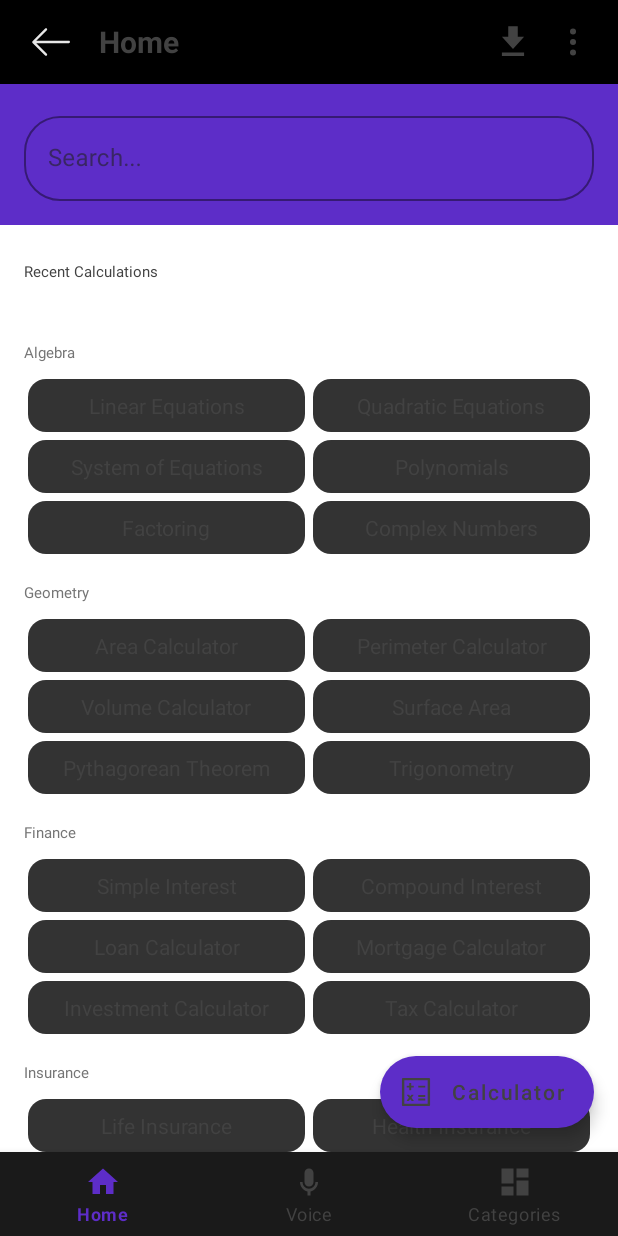
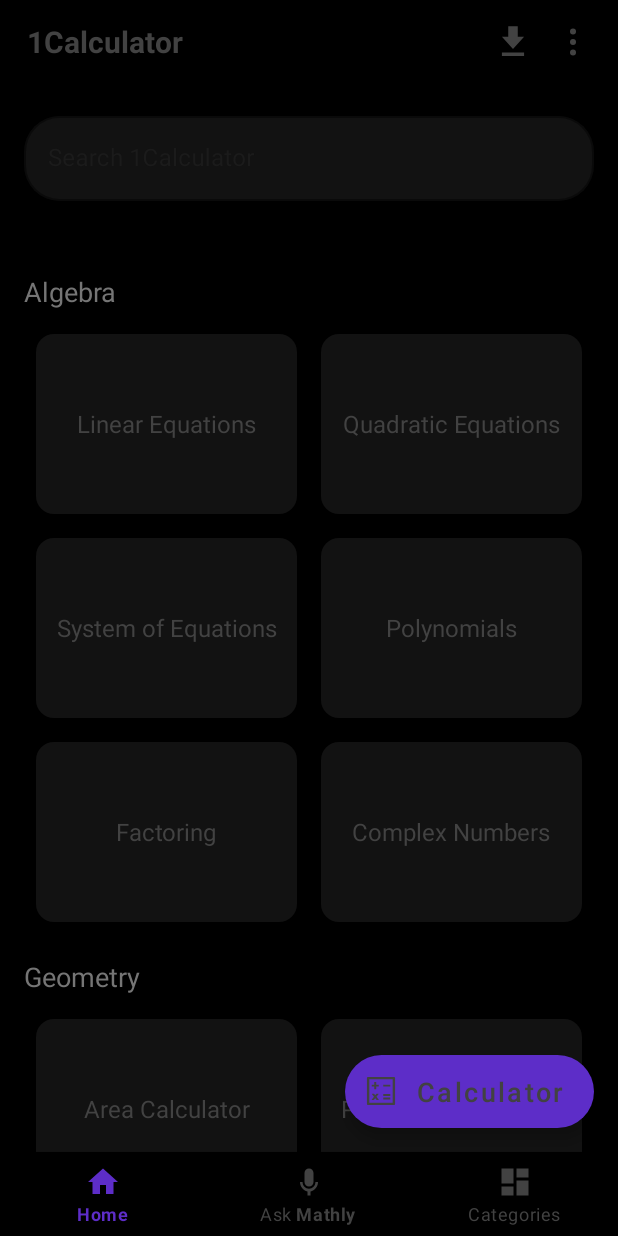
Before and after one commit to shaadowapp/1calculator, an Android app: the HomeFragment screen opened directly, with no data from a screen before it, on a phone screen of 412 x 824 dp. Run offline under Robolectric (Android 15) with nearby library versions, the phone set to English and light mode, and no system bars.

Commit message:
new material UI

```diff
--- a/app/src/main/java/com/shaadow/onecalculator/HomeActivity.kt
+++ b/app/src/main/java/com/shaadow/onecalculator/HomeActivity.kt
@@ -35,9 +35,6 @@
             }
         })
 
-        // Back button
-            findViewById<ImageButton>(R.id.btn_back).setOnClickListener { finish() }
-
             // Hot Apps button
             findViewById<ImageButton>(R.id.btn_hot_apps).setOnClickListener {
                 Toast.makeText(this, "Hot Apps", Toast.LENGTH_SHORT).show()
--- a/app/src/main/java/com/shaadow/onecalculator/HomeFragment.kt
+++ b/app/src/main/java/com/shaadow/onecalculator/HomeFragment.kt
@@ -27,9 +27,7 @@
     private var _binding: FragmentHomeBinding? = null
     private val binding get() = _binding!!
 
-    private lateinit var recentHistoryAdapter: RecentHistoryAdapter
     private lateinit var searchAdapter: SearchResultsAdapter
-    private val recentHistory = mutableListOf<HistoryEntity>()
     private val allHistory = mutableListOf<HistoryEntity>()
     private val searchResults = mutableListOf<SearchResultSection>()
 
@@ -48,19 +46,11 @@
         setupAdapters()
         setupRecyclerViews()
         setupSearchBar()
-        loadHistory()
         setupCategoryButtons()
+        setupFAB()
     }
 
     private fun setupAdapters() {
-        // Setup recent history adapter
-        recentHistoryAdapter = RecentHistoryAdapter { historyEntity ->
-            val intent = Intent(requireContext(), MainActivity::class.java)
-            intent.putExtra("expression", historyEntity.expression)
-            intent.putExtra("result", historyEntity.result)
-            startActivity(intent)
-        }
-
         // Setup search adapter
         searchAdapter = SearchResultsAdapter(searchResults) { result ->
             when (result) {
@@ -79,12 +69,6 @@
     }
 
     private fun setupRecyclerViews() {
-        // Setup recent history recycler
-        binding.recentHistoryRecycler.apply {
-            layoutManager = LinearLayoutManager(requireContext(), LinearLayoutManager.HORIZONTAL, false)
-            adapter = recentHistoryAdapter
-        }
-
         // Setup search results recycler
         binding.searchResultsRecycler.apply {
             layoutManager = LinearLayoutManager(requireContext())
@@ -107,13 +91,6 @@
 
             val categories = loadCategoriesFromJson()
 
-            // Group: Recent Calculations
-            val recent = recentHistory.filter {
-                it.expression.contains(query, true) || it.result.contains(query, true)
-            }
-            if (recent.isNotEmpty()) {
-                searchResults.add(SearchResultSection("From Recent Calculations", recent.map { SearchResult.HistoryItem(it) }))
-            }
             // Group: All History
             val history = allHistory.filter {
                 it.expression.contains(query, true) || it.result.contains(query, true)
@@ -154,26 +131,7 @@
         }
     }
 
-    private fun loadHistory() {
-        // Load history from DB
-        lifecycleScope.launch {
-            try {
-                val db = HistoryDatabase.getInstance(requireContext())
-                db.historyDao().getAllHistory().collect { all ->
-                    allHistory.clear()
-                    allHistory.addAll(all)
-                }
-                val recent = db.historyDao().getRecentHistory()
-                recentHistory.clear()
-                recentHistory.addAll(recent)
 
-                // Update recent history adapter
-                recentHistoryAdapter.submitList(recentHistory)
-            } catch (e: Exception) {
-                e.printStackTrace()
-            }
-        }
-    }
 
     private fun setupCategoryButtons() {
         val categories = loadCategoriesFromJson()
@@ -296,18 +254,24 @@
             val button = TextView(requireContext())
             button.text = buttonText
             button.setTextColor(resources.getColor(R.color.subtle_text, null))
-            button.textSize = 14f
-            button.setPadding(8, 12, 8, 12)
+            button.textSize = 16f  // Increased text size
+            button.setPadding(12, 16, 12, 16)  // Increased padding
             button.background = resources.getDrawable(R.drawable.bg_button_rounded, null)
             button.isClickable = true
             button.isFocusable = true
 
-            // Apply GridLayout specific attributes for 3-column layout
+            // Apply GridLayout specific attributes for 3-column layout with square buttons
             val params = GridLayout.LayoutParams()
             params.width = 0
-            params.height = ViewGroup.LayoutParams.WRAP_CONTENT
+            // Convert 120dp to pixels for proper square buttons
+            val heightInDp = 120
+            val heightInPx = (heightInDp * resources.displayMetrics.density).toInt()
+            params.height = heightInPx
             params.columnSpec = GridLayout.spec(GridLayout.UNDEFINED, 1f)
-            params.setMargins(4, 4, 4, 4)
+            // Convert 8dp to pixels for proper margins
+            val marginInDp = 8
+            val marginInPx = (marginInDp * resources.displayMetrics.density).toInt()
+            params.setMargins(marginInPx, marginInPx, marginInPx, marginInPx)
             button.layoutParams = params
 
             // Apply the required button attributes
@@ -324,4 +288,11 @@
             gridLayout.addView(button)
         }
     }
+
+    private fun setupFAB() {
+        binding.fabCalculator.setOnClickListener {
+            val intent = Intent(requireContext(), MainActivity::class.java)
+            startActivity(intent)
+        }
+    }
 }
--- a/app/src/main/res/drawable/bg_button_rounded.xml
+++ b/app/src/main/res/drawable/bg_button_rounded.xml
@@ -1,4 +1,4 @@
 <shape xmlns:android="http://schemas.android.com/apk/res/android">
-    <solid android:color="#333333" />
+    <solid android:color="#121212" />
     <corners android:radius="12dp" />
 </shape>
--- a/app/src/main/res/layout/fragment_categories.xml
+++ b/app/src/main/res/layout/fragment_categories.xml
@@ -2,7 +2,7 @@
 <FrameLayout xmlns:android="http://schemas.android.com/apk/res/android"
     android:layout_width="match_parent"
     android:layout_height="match_parent"
-    android:background="?attr/colorSurface">
+    android:background="#000000">
 
     <TextView
         android:layout_gravity="center"
--- a/app/src/main/res/layout/fragment_home.xml
+++ b/app/src/main/res/layout/fragment_home.xml
@@ -3,7 +3,7 @@
     xmlns:app="http://schemas.android.com/apk/res-auto"
     android:layout_width="match_parent"
     android:layout_height="match_parent"
-    android:background="?attr/colorSurface">
+    android:background="#000000">
 
     <!-- App Bar with Collapsing Toolbar -->
     <com.google.android.material.appbar.AppBarLayout
@@ -20,13 +20,22 @@
             app:contentScrim="?attr/colorPrimary"
             app:statusBarScrim="?attr/colorPrimary">
 
-            <!-- Include the search bar layout -->
-            <include
-                layout="@layout/search_bar"
+            <!-- Parent container with padding for search box -->
+            <LinearLayout
                 android:layout_width="match_parent"
                 android:layout_height="wrap_content"
-                android:layout_margin="16dp"
-                app:layout_collapseMode="pin" />
+                android:orientation="vertical"
+                android:background="#000000"
+                android:padding="16dp">
+
+                <!-- Include the search bar layout -->
+                <include
+                    layout="@layout/search_bar"
+                    android:layout_width="match_parent"
+                    android:layout_height="wrap_content"
+                    app:layout_collapseMode="pin" />
+
+            </LinearLayout>
 
         </com.google.android.material.appbar.CollapsingToolbarLayout>
 
@@ -56,35 +65,16 @@
             android:padding="16dp"
             android:paddingBottom="96dp">
 
-            <!-- Recent history section -->
-            <com.google.android.material.textview.MaterialTextView
-                android:id="@+id/recent_calculations_label"
-                android:layout_width="wrap_content"
-                android:layout_height="wrap_content"
-                android:text="Recent Calculations"
-                android:textAppearance="?attr/textAppearanceHeadlineSmall"
-                android:textColor="@color/subtle_text"
-                android:layout_marginTop="8dp"
-                android:layout_marginBottom="8dp" />
 
-            <!-- Recent history horizontal RecyclerView -->
-            <androidx.recyclerview.widget.RecyclerView
-                android:id="@+id/recent_history_recycler"
-                android:layout_width="match_parent"
-                android:layout_height="wrap_content"
-                android:orientation="horizontal"
-                android:clipToPadding="false"
-                android:paddingStart="8dp"
-                android:paddingEnd="8dp"
-                android:layout_marginBottom="16dp" />
 
             <!-- Algebra Section -->
             <com.google.android.material.textview.MaterialTextView
                 android:layout_width="wrap_content"
                 android:layout_height="wrap_content"
                 android:text="@string/algebra"
-                android:textAppearance="?attr/textAppearanceHeadlineSmall"
+                android:textAppearance="?attr/textAppearanceHeadlineMedium"
                 android:textColor="@color/category_grey"
+                android:textSize="18sp"
                 android:layout_marginTop="16dp"
                 android:layout_marginBottom="8dp" />
 
@@ -100,8 +90,9 @@
                 android:layout_width="wrap_content"
                 android:layout_height="wrap_content"
                 android:text="@string/geometry"
-                android:textAppearance="?attr/textAppearanceHeadlineSmall"
+                android:textAppearance="?attr/textAppearanceHeadlineMedium"
                 android:textColor="@color/category_grey"
+                android:textSize="18sp"
                 android:layout_marginBottom="8dp" />
 
             <GridLayout
@@ -116,8 +107,9 @@
                 android:layout_width="wrap_content"
                 android:layout_height="wrap_content"
                 android:text="@string/finance"
-                android:textAppearance="?attr/textAppearanceHeadlineSmall"
+                android:textAppearance="?attr/textAppearanceHeadlineMedium"
                 android:textColor="@color/category_grey"
+                android:textSize="18sp"
                 android:layout_marginBottom="8dp" />
 
             <GridLayout
@@ -132,8 +124,9 @@
                 android:layout_width="wrap_content"
                 android:layout_height="wrap_content"
                 android:text="Insurance"
-                android:textAppearance="?attr/textAppearanceHeadlineSmall"
+                android:textAppearance="?attr/textAppearanceHeadlineMedium"
                 android:textColor="@color/category_grey"
+                android:textSize="18sp"
                 android:layout_marginBottom="8dp" />
 
             <GridLayout
@@ -148,8 +141,9 @@
                 android:layout_width="wrap_content"
                 android:layout_height="wrap_content"
                 android:text="Health"
-                android:textAppearance="?attr/textAppearanceHeadlineSmall"
+                android:textAppearance="?attr/textAppearanceHeadlineMedium"
                 android:textColor="@color/category_grey"
+                android:textSize="18sp"
                 android:layout_marginBottom="8dp" />
 
             <GridLayout
@@ -164,8 +158,9 @@
                 android:layout_width="wrap_content"
                 android:layout_height="wrap_content"
                 android:text="Date &amp; Time"
-                android:textAppearance="?attr/textAppearanceHeadlineSmall"
+                android:textAppearance="?attr/textAppearanceHeadlineMedium"
                 android:textColor="@color/category_grey"
+                android:textSize="18sp"
                 android:layout_marginBottom="8dp" />
 
             <GridLayout
@@ -180,8 +175,9 @@
                 android:layout_width="wrap_content"
                 android:layout_height="wrap_content"
                 android:text="Unit Converters"
-                android:textAppearance="?attr/textAppearanceHeadlineSmall"
+                android:textAppearance="?attr/textAppearanceHeadlineMedium"
                 android:textColor="@color/category_grey"
+                android:textSize="18sp"
                 android:layout_marginBottom="8dp" />
 
             <GridLayout
@@ -196,8 +192,9 @@
                 android:layout_width="wrap_content"
                 android:layout_height="wrap_content"
                 android:text="Others"
-                android:textAppearance="?attr/textAppearanceHeadlineSmall"
+                android:textAppearance="?attr/textAppearanceHeadlineMedium"
                 android:textColor="@color/category_grey"
+                android:textSize="18sp"
                 android:layout_marginBottom="8dp" />
 
             <GridLayout
@@ -219,6 +216,7 @@
         android:text="@string/calculator_text"
         android:textAllCaps="false"
         android:textColor="@color/subtle_text"
+        android:textSize="18sp"
         app:backgroundTint="@color/brand_blue"
         app:icon="@drawable/ic_calc_icon"
         app:iconTint="@color/subtle_text"
--- a/app/src/main/res/layout/fragment_voice.xml
+++ b/app/src/main/res/layout/fragment_voice.xml
@@ -2,7 +2,7 @@
 <FrameLayout xmlns:android="http://schemas.android.com/apk/res/android"
     android:layout_width="match_parent"
     android:layout_height="match_parent"
-    android:background="#222">
+    android:background="#000000">
 
     <TextView
         android:layout_gravity="center"
--- a/app/src/main/res/layout/layout_home.xml
+++ b/app/src/main/res/layout/layout_home.xml
@@ -7,8 +7,8 @@
     android:background="#000000">
 
     <!-- Top bar with back and search -->
-    <LinearLayout
-        android:id="@+id/top_bar"
+        <LinearLayout
+            android:id="@+id/top_bar"
             android:layout_width="match_parent"
             android:layout_height="56dp"
             android:orientation="horizontal"
@@ -16,15 +16,6 @@
             android:gravity="center_vertical"
             android:paddingStart="10dp"
             android:paddingEnd="10dp">
-
-            <ImageButton
-                android:id="@+id/btn_back"
-                android:layout_width="48dp"
-                android:layout_height="48dp"
-                android:background="@android:color/transparent"
-                android:src="@drawable/ic_back"
-                app:tint="#E7E7E7"
-                android:contentDescription="@string/back_text" />
 
             <TextView
                 android:id="@+id/screen_name"
@@ -73,7 +64,7 @@
         android:id="@+id/bottom_navigation"
                     android:layout_width="match_parent"
                     android:layout_height="wrap_content"
-        android:background="#1A1A1A"
+        android:background="#000000"
         app:itemIconTint="@drawable/bottom_nav_item_color"
         app:itemTextColor="@drawable/bottom_nav_item_color"
         app:menu="@menu/bottom_nav_menu" />
--- a/app/src/main/res/layout/search_bar.xml
+++ b/app/src/main/res/layout/search_bar.xml
@@ -4,6 +4,7 @@
     android:id="@+id/textInputLayout"
     android:layout_width="match_parent"
     android:layout_height="wrap_content"
+    android:background="#000000"
     style="@style/Widget.MaterialComponents.TextInputLayout.OutlinedBox"
     app:boxCornerRadiusBottomEnd="24dp"
     app:boxCornerRadiusBottomStart="24dp"
@@ -11,16 +12,17 @@
     app:boxCornerRadiusTopStart="24dp"
     app:endIconMode="clear_text"
     app:endIconDrawable="@drawable/ic_clear"
-    app:hintTextColor="?attr/colorOnSurface"
-    app:boxStrokeColor="?attr/colorPrimary"
+    app:hintTextColor="@color/category_grey"
+    app:boxStrokeColor="@color/category_grey"
     app:boxStrokeWidth="1dp"
-    android:hint="Search...">
+    app:boxBackgroundColor="#121212"
+    android:hint="Search 1Calculator">
 
     <com.google.android.material.textfield.TextInputEditText
         android:id="@+id/search_input"
         android:layout_width="match_parent"
         android:layout_height="wrap_content"
-        android:textColor="?attr/colorOnSurface"
+        android:textColor="@color/white"
         android:textSize="16sp"
         android:inputType="text"
         android:maxLines="1"
--- a/app/src/main/res/values/strings.xml
+++ b/app/src/main/res/values/strings.xml
@@ -1,7 +1,7 @@
 <resources>
     <string name="app_name">1Calculator</string>
     <string name="basic">Basic</string>
-    <string name="advance">Home</string>
+    <string name="advance">1Calculator</string>
     <string name="history">History</string>
     <string name="_0">0</string>
     <string name="_7">7</string>
@@ -62,6 +62,6 @@
     <string name="hot_apps_button_description">Hot Apps</string>
     <string name="settings_button_description">Settings</string>
     <string name="tab_home">Home</string>
-    <string name="tab_voice">Voice</string>
+    <string name="tab_voice">Ask <b>Mathly</b></string>
     <string name="tab_categories">Categories</string>
 </resources>
--- a/app/src/main/res/xml/calculator_widget_info.xml
+++ b/app/src/main/res/xml/calculator_widget_info.xml
@@ -6,5 +6,4 @@
     android:initialLayout="@layout/widget_calculator_black"
     android:resizeMode="horizontal|vertical"
     android:widgetCategory="home_screen"
-    android:previewImage="@drawable/calc_widget_preview"
     android:label="Black" />
```
Also changed, not shown: app/src/main/java/com/shaadow/onecalculator/RecentHistoryAdapter.kt (+3 -4 lines), app/src/main/res/layout/recent_history_item_card.xml (+14 -39 lines), app/src/main/res/values/colors.xml (+11 -0 lines).
